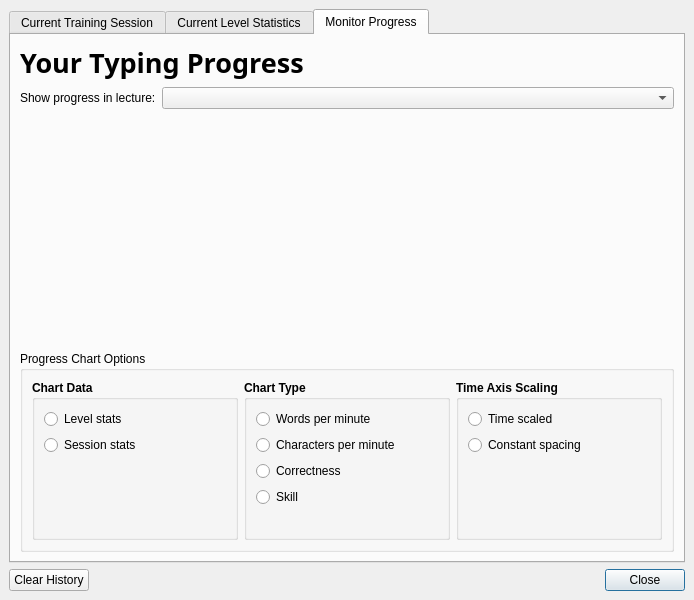
Above: src/ui/ktouchstatisticsdialog.ui from KDE/ktouch before the change. Below: the same form after it.
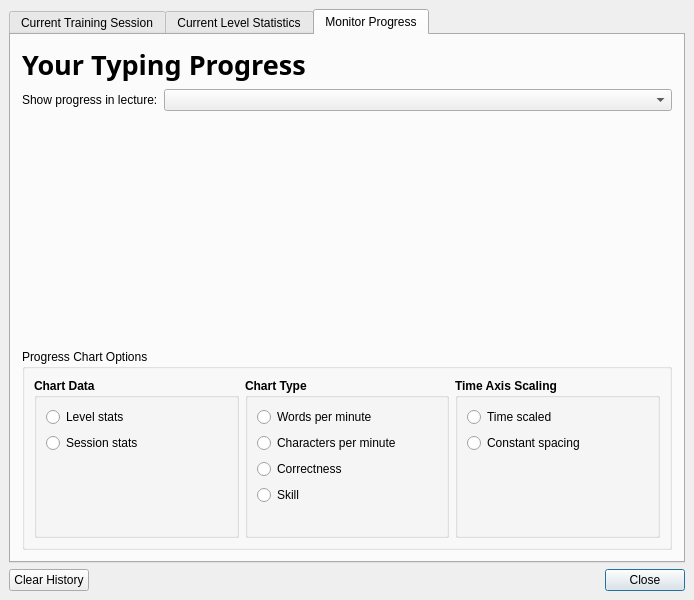
That is the form after the change. Custom widgets are drawn as their Qt base class.

Commit message: Fixed bugs and missing code in statistics dialog - works now as before. Removed redundant code for KTouchChartWidget, which is new replaced by the plotwidget in the kdelibs.

What changed in the file:
```diff
--- a/src/ui/ktouchstatisticsdialog.ui
+++ b/src/ui/ktouchstatisticsdialog.ui
@@ -10,9 +10,7 @@
    </rect>
   </property>
   <property name="sizePolicy" >
-   <sizepolicy>
-    <hsizetype>3</hsizetype>
-    <vsizetype>3</vsizetype>
+   <sizepolicy vsizetype="MinimumExpanding" hsizetype="MinimumExpanding" >
     <horstretch>0</horstretch>
     <verstretch>0</verstretch>
    </sizepolicy>
@@ -24,7 +22,19 @@
    <property name="margin" >
     <number>9</number>
    </property>
-   <property name="spacing" >
+   <property name="topMargin" >
+    <number>9</number>
+   </property>
+   <property name="rightMargin" >
+    <number>9</number>
+   </property>
+   <property name="bottomMargin" >
+    <number>9</number>
+   </property>
+   <property name="horizontalSpacing" >
+    <number>6</number>
+   </property>
+   <property name="verticalSpacing" >
     <number>6</number>
    </property>
    <item row="0" column="0" >
@@ -33,9 +43,7 @@
       <bool>true</bool>
      </property>
      <property name="sizePolicy" >
-      <sizepolicy>
-       <hsizetype>7</hsizetype>
-       <vsizetype>7</vsizetype>
+      <sizepolicy vsizetype="Expanding" hsizetype="Expanding" >
        <horstretch>0</horstretch>
        <verstretch>0</verstretch>
       </sizepolicy>
@@ -920,31 +928,78 @@
       <attribute name="title" >
        <string>Monitor Progress</string>
       </attribute>
-      <layout class="QGridLayout" >
-       <property name="margin" >
-        <number>9</number>
-       </property>
-       <property name="spacing" >
-        <number>6</number>
-       </property>
-       <item row="2" column="0" >
-        <widget class="KTouchChartWidget" native="1" name="chartWidget" >
+      <layout class="QVBoxLayout" >
+       <item>
+        <widget class="QLabel" name="currentTitleLabel_2" >
+         <property name="font" >
+          <font>
+           <family>Sans Serif</family>
+           <pointsize>20</pointsize>
+           <weight>75</weight>
+           <italic>false</italic>
+           <bold>true</bold>
+           <underline>false</underline>
+           <strikeout>false</strikeout>
+          </font>
+         </property>
+         <property name="text" >
+          <string>Your Typing Progress</string>
+         </property>
+        </widget>
+       </item>
+       <item>
+        <layout class="QHBoxLayout" >
+         <property name="spacing" >
+          <number>6</number>
+         </property>
+         <property name="leftMargin" >
+          <number>0</number>
+         </property>
+         <property name="topMargin" >
+          <number>0</number>
+         </property>
+         <property name="rightMargin" >
+          <number>0</number>
+         </property>
+         <property name="bottomMargin" >
+          <number>0</number>
+         </property>
+         <item>
+          <widget class="QLabel" name="textLabel1_2" >
+           <property name="text" >
+            <string>Show progress in lecture:</string>
+           </property>
+          </widget>
+         </item>
+         <item>
+          <widget class="KComboBox" name="lectureCombo" >
+           <property name="sizePolicy" >
+            <sizepolicy vsizetype="Fixed" hsizetype="MinimumExpanding" >
+             <horstretch>0</horstretch>
+             <verstretch>0</verstretch>
+            </sizepolicy>
+           </property>
+           <property name="whatsThis" >
+            <string>Here you can select the lecture you want to obtain statistics for.</string>
+           </property>
+          </widget>
+         </item>
+        </layout>
+       </item>
+       <item>
+        <widget class="KPlotWidget" name="chartWidget" >
          <property name="sizePolicy" >
-          <sizepolicy>
-           <hsizetype>5</hsizetype>
-           <vsizetype>7</vsizetype>
+          <sizepolicy vsizetype="Expanding" hsizetype="Preferred" >
            <horstretch>0</horstretch>
            <verstretch>0</verstretch>
           </sizepolicy>
          </property>
         </widget>
        </item>
-       <item row="3" column="0" >
+       <item>
         <widget class="QGroupBox" name="groupBox6_2" >
          <property name="sizePolicy" >
-          <sizepolicy>
-           <hsizetype>5</hsizetype>
-           <vsizetype>4</vsizetype>
+          <sizepolicy vsizetype="Maximum" hsizetype="Preferred" >
            <horstretch>0</horstretch>
            <verstretch>0</verstretch>
           </sizepolicy>
@@ -953,10 +1008,22 @@
           <string>Progress Chart Options</string>
          </property>
          <layout class="QGridLayout" >
-          <property name="margin" >
+          <property name="leftMargin" >
            <number>9</number>
           </property>
-          <property name="spacing" >
+          <property name="topMargin" >
+           <number>9</number>
+          </property>
+          <property name="rightMargin" >
+           <number>9</number>
+          </property>
+          <property name="bottomMargin" >
+           <number>9</number>
+          </property>
+          <property name="horizontalSpacing" >
+           <number>6</number>
+          </property>
+          <property name="verticalSpacing" >
            <number>6</number>
           </property>
           <item row="0" column="0" >
@@ -977,7 +1044,19 @@
              <property name="margin" >
               <number>9</number>
              </property>
-             <property name="spacing" >
+             <property name="topMargin" >
+              <number>9</number>
+             </property>
+             <property name="rightMargin" >
+              <number>9</number>
+             </property>
+             <property name="bottomMargin" >
+              <number>9</number>
+             </property>
+             <property name="horizontalSpacing" >
+              <number>6</number>
+             </property>
+             <property name="verticalSpacing" >
               <number>6</number>
              </property>
              <item row="2" column="0" >
@@ -1040,7 +1119,19 @@
              <property name="margin" >
               <number>9</number>
              </property>
-             <property name="spacing" >
+             <property name="topMargin" >
+              <number>9</number>
+             </property>
+             <property name="rightMargin" >
+              <number>9</number>
+             </property>
+             <property name="bottomMargin" >
+              <number>9</number>
+             </property>
+             <property name="horizontalSpacing" >
+              <number>6</number>
+             </property>
+             <property name="verticalSpacing" >
               <number>6</number>
              </property>
              <item row="4" column="0" >
@@ -1126,10 +1217,22 @@
              <bool>true</bool>
             </property>
             <layout class="QGridLayout" >
-             <property name="margin" >
+             <property name="leftMargin" >
               <number>9</number>
              </property>
-             <property name="spacing" >
+             <property name="topMargin" >
+              <number>9</number>
+             </property>
+             <property name="rightMargin" >
+              <number>9</number>
+             </property>
+             <property name="bottomMargin" >
+              <number>9</number>
+             </property>
+             <property name="horizontalSpacing" >
+              <number>6</number>
+             </property>
+             <property name="verticalSpacing" >
               <number>6</number>
              </property>
              <item row="2" column="0" >
@@ -1177,56 +1280,6 @@
          </layout>
         </widget>
        </item>
-       <item row="1" column="0" >
-        <layout class="QHBoxLayout" >
-         <property name="margin" >
-          <number>0</number>
-         </property>
-         <property name="spacing" >
-          <number>6</number>
-         </property>
-         <item>
-          <widget class="QLabel" name="textLabel1_2" >
-           <property name="text" >
-            <string>Show progress in lecture:</string>
-           </property>
-          </widget>
-         </item>
-         <item>
-          <widget class="KComboBox" name="lectureCombo" >
-           <property name="sizePolicy" >
-            <sizepolicy>
-             <hsizetype>3</hsizetype>
-             <vsizetype>0</vsizetype>
-             <horstretch>0</horstretch>
-             <verstretch>0</verstretch>
-            </sizepolicy>
-           </property>
-           <property name="whatsThis" >
-            <string>Here you can select the lecture you want to obtain statistics for.</string>
-           </property>
-          </widget>
-         </item>
-        </layout>
-       </item>
-       <item row="0" column="0" >
-        <widget class="QLabel" name="currentTitleLabel_2" >
-         <property name="font" >
-          <font>
-           <family>Sans Serif</family>
-           <pointsize>20</pointsize>
-           <weight>75</weight>
-           <italic>false</italic>
-           <bold>true</bold>
-           <underline>false</underline>
-           <strikeout>false</strikeout>
-          </font>
-         </property>
-         <property name="text" >
-          <string>Your Typing Progress</string>
-         </property>
-        </widget>
-       </item>
       </layout>
      </widget>
     </widget>
@@ -1284,9 +1337,9 @@
    <header>kcombobox.h</header>
   </customwidget>
   <customwidget>
-   <class>KTouchChartWidget</class>
-   <extends>QWidget</extends>
-   <header>ktouchchartwidget.h</header>
+   <class>KPlotWidget</class>
+   <extends>QFrame</extends>
+   <header>kplotwidget.h</header>
   </customwidget>
   <customwidget>
    <class>KPushButton</class>
```
Left out of the diff: 264 changed lines with no effect on the pictures. The commit also changes 5 other files.
